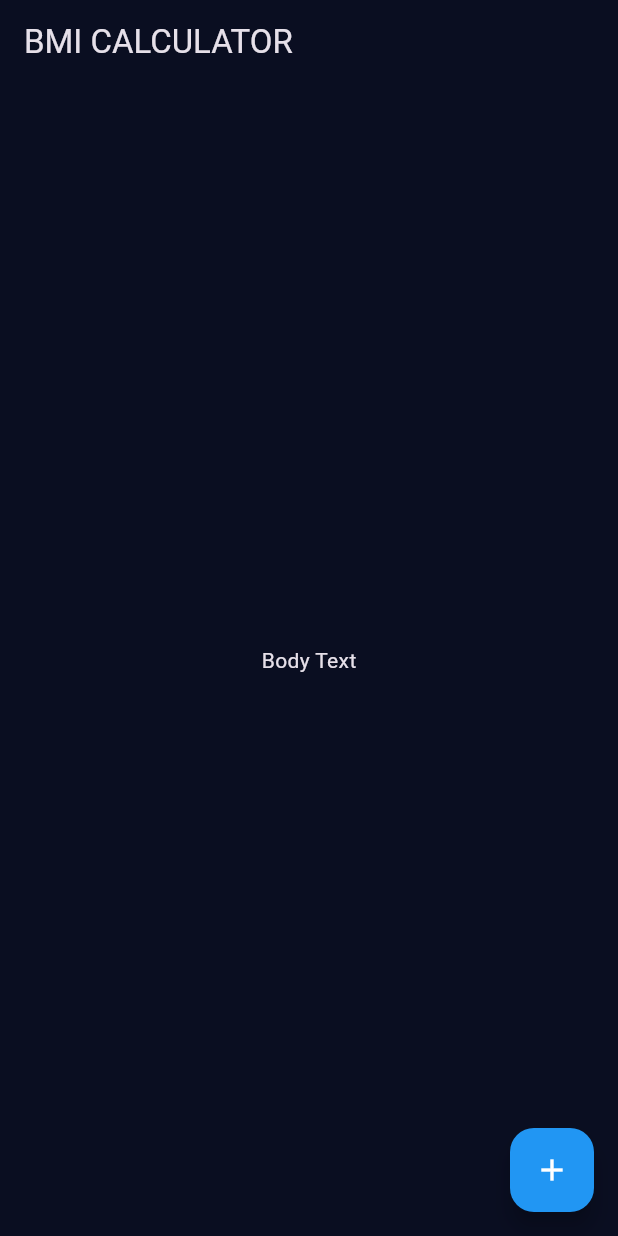
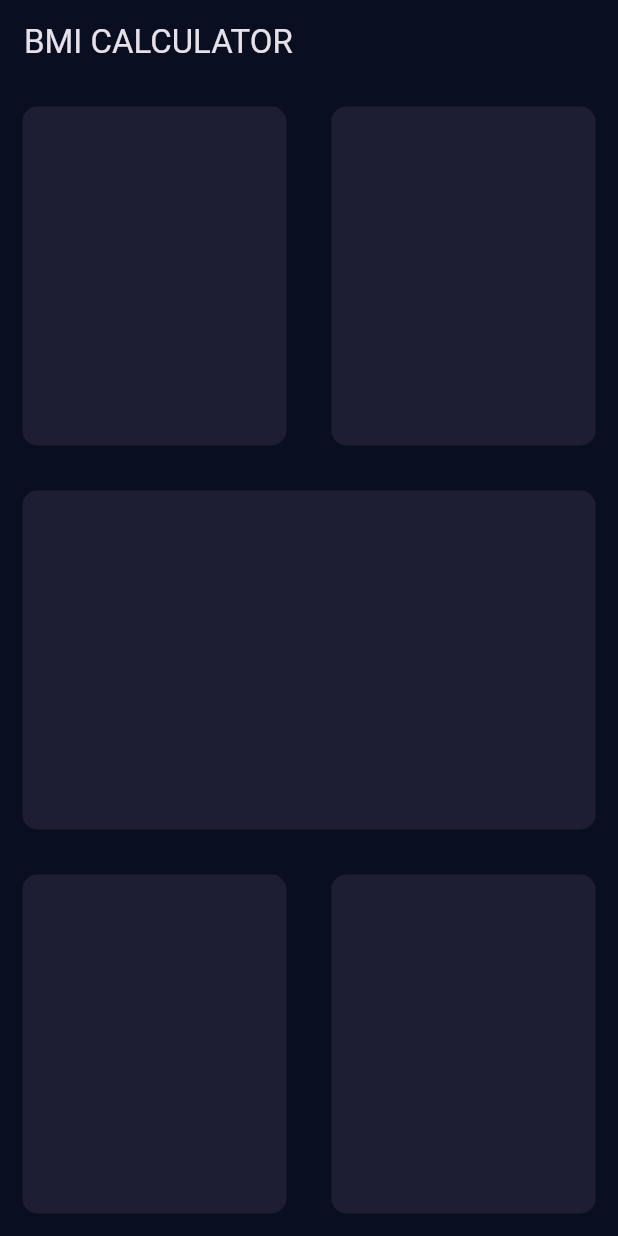
Before and after one commit to Harounjlassi/BMICalculator, a Flutter app: the screen it shows after launch, on a phone screen of 412 x 824 dp. Run offline on Flutter 3.47's test engine with Material 3 defaults, Android fonts, the phone set to English and light mode, and no system bars.

Commit message:
add ResuableCard widget

```diff
--- a/lib/Imput_page.dart
+++ b/lib/Imput_page.dart
@@ -12,18 +12,43 @@ class _InputPageState extends State<InputPage> {
       appBar: AppBar(
         title: Text('BMI CALCULATOR'),
       ),
-      body: Center(
-        child: Text('Body Text'),
+      body: Column(
+        children: <Widget>[
+          Expanded(
+            child: Row(
+              children: [
+                ReusableCard(colour: Color(0xFF1D1E33)),
+                ReusableCard(colour: Color(0xFF1D1E33)),
+              ],
+            ),
+          ),
+          ReusableCard(colour: Color(0xFF1D1E33)),
+          Expanded(
+            child: Row(
+              children: [
+                ReusableCard(colour: Color(0xFF1D1E33)),
+                ReusableCard(colour: Color(0xFF1D1E33)),
+              ],
+            ),
+          ),
+        ],
       ),
-      floatingActionButton: Theme(
-        data: ThemeData(
-          colorScheme: ColorScheme.fromSwatch().copyWith(
-            secondary: Colors.green, // Set the secondary color to deep purple
-          ),
-        ),
-        child: FloatingActionButton(
-          onPressed: () {},
-          child: Icon(Icons.add),
+    );
+  }
+}
+
+class ReusableCard extends StatelessWidget {
+  ReusableCard({required this.colour});
+  Color colour;
+
+  @override
+  Widget build(BuildContext context) {
+    return Expanded(
+      child: Container(
+        margin: EdgeInsets.all(15.0),
+        decoration: BoxDecoration(
+          borderRadius: BorderRadius.circular(10.0),
+          color: colour,
         ),
       ),
     );
```
